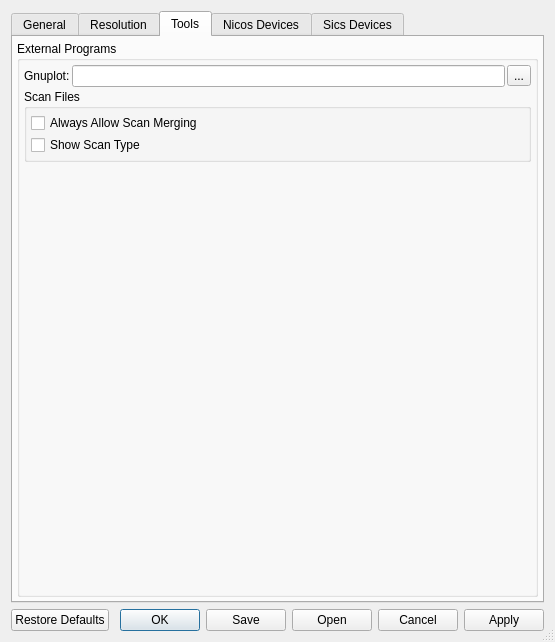
Qt form core/ui/settings.ui (ILLGrenoble/takin) before a commit.
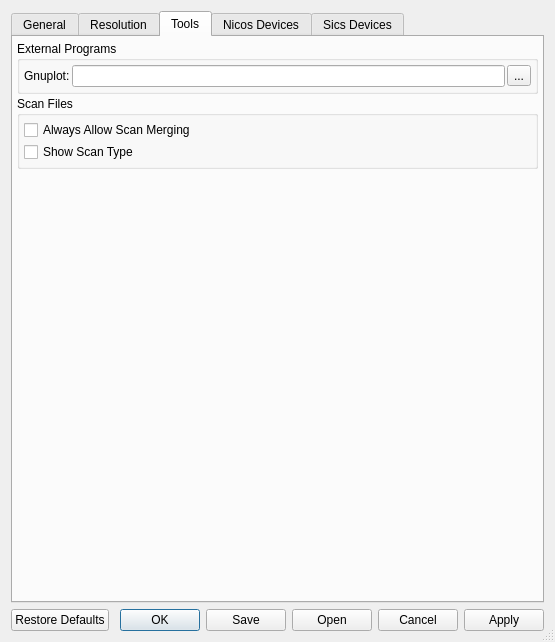
The same form after that commit. The open tabs and pages were chosen to show the change.

Commit message: settings: cosmetic change

Patch:
```diff
--- a/core/ui/settings.ui
+++ b/core/ui/settings.ui
@@ -1275,19 +1275,6 @@
             </property>
            </widget>
           </item>
-          <item row="2" column="0" colspan="3">
-           <spacer name="verticalSpacer_7">
-            <property name="orientation">
-             <enum>Qt::Vertical</enum>
-            </property>
-            <property name="sizeHint" stdset="0">
-             <size>
-              <width>20</width>
-              <height>40</height>
-             </size>
-            </property>
-           </spacer>
-          </item>
           <item row="0" column="2">
            <widget class="QToolButton" name="btnGpl">
             <property name="text">
@@ -1295,7 +1282,10 @@
             </property>
            </widget>
           </item>
-          <item row="1" column="0" colspan="3">
+         </layout>
+        </widget>
+       </item>
+          <item row="1" column="0">
            <widget class="QGroupBox" name="groupBox_17">
             <property name="title">
              <string>Scan Files</string>
@@ -1339,9 +1329,21 @@
             </layout>
            </widget>
           </item>
-         </layout>
-        </widget>
-       </item>
+
+          <item row="2" column="0">
+           <spacer name="verticalSpacer_7">
+            <property name="orientation">
+             <enum>Qt::Vertical</enum>
+            </property>
+            <property name="sizeHint" stdset="0">
+             <size>
+              <width>20</width>
+              <height>40</height>
+             </size>
+            </property>
+           </spacer>
+          </item>
+
       </layout>
      </widget>
      <widget class="QWidget" name="tabNetDevices">
```
